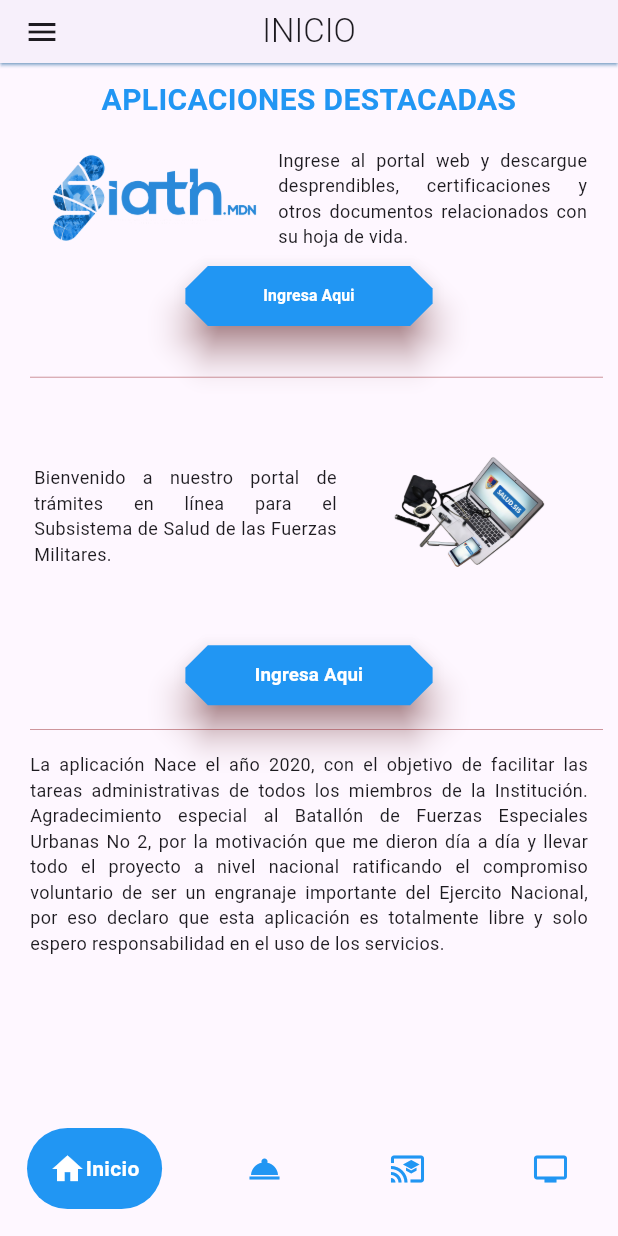
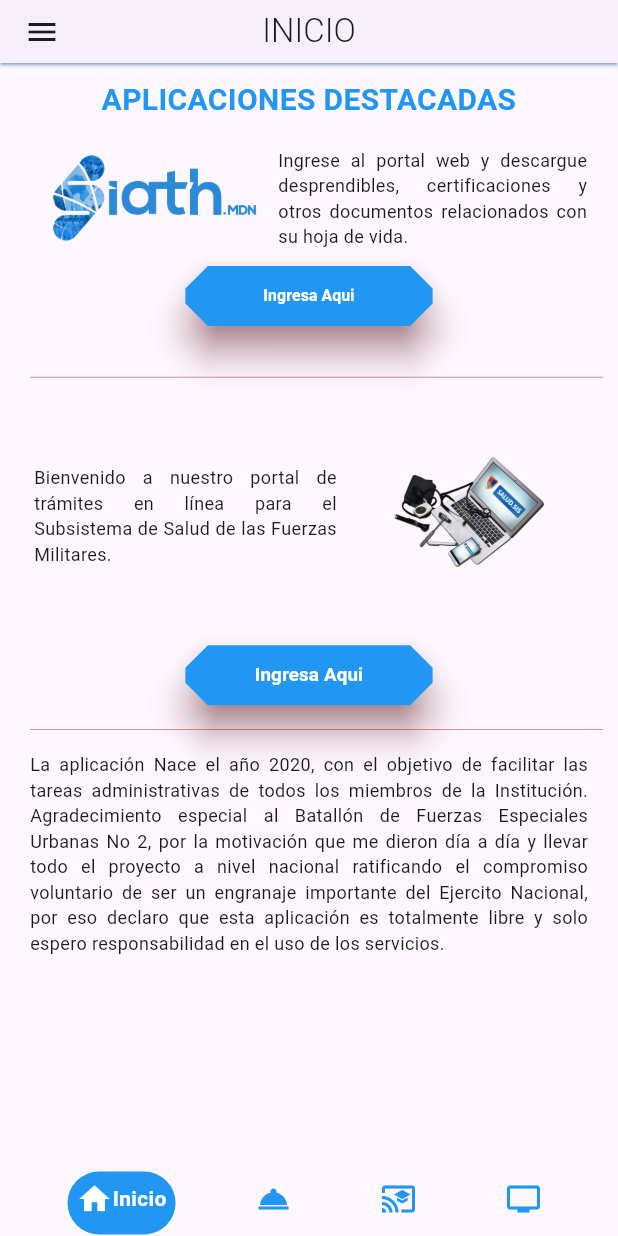
Before and after one commit to andreslondono11/proyectou, a Flutter app: the screen it shows after launch, on a phone screen of 412 x 824 dp. Run offline on Flutter 3.47's test engine with Material 3 defaults, Android fonts, the phone set to English and light mode, and no system bars; drawn by our look-alikes of google_nav_bar; our stand-ins replace webview_flutter; missing offline and left inert: rate_my_app.

Commit message:
onceavo commit

```diff
--- a/lib/screens/home_page.dart
+++ b/lib/screens/home_page.dart
@@ -378,15 +378,20 @@ class _HomePageState extends State<HomePage> {
           ),
           body: screens[_currentIndex],
           bottomNavigationBar: Container(
-            padding: const EdgeInsets.symmetric(horizontal: 18),
-            margin: const EdgeInsets.only(bottom: 18, right: 0),
+            //
+
+            margin: const EdgeInsets.only(bottom: 1, right: 0),
+            child: Container(
+              padding: const EdgeInsets.symmetric(horizontal: 45),
               child: GNav(
                   tabBorderRadius: 9000,
-                padding: const EdgeInsets.all(15),
+                  padding: const EdgeInsets.only(
+                      top: 6, bottom: 12, left: 6, right: 6),
                   color: colori[_currentIndex],
                   tabBackgroundColor: colori[_currentIndex],
                   selectedIndex: _currentIndex,
-                onTabChange: (index) => {setState(() => _currentIndex = index)},
+                  onTabChange: (index) =>
+                      {setState(() => _currentIndex = index)},
                   tabs: const [
                     GButton(
                       icon: Icons.home,
@@ -414,6 +419,7 @@ class _HomePageState extends State<HomePage> {
                     )
                   ]),
             ),
+          ),
         ));
   }
 }
```
Also changed, not shown: 1 other file. Lines whose indentation alone changed are shown as unchanged.
